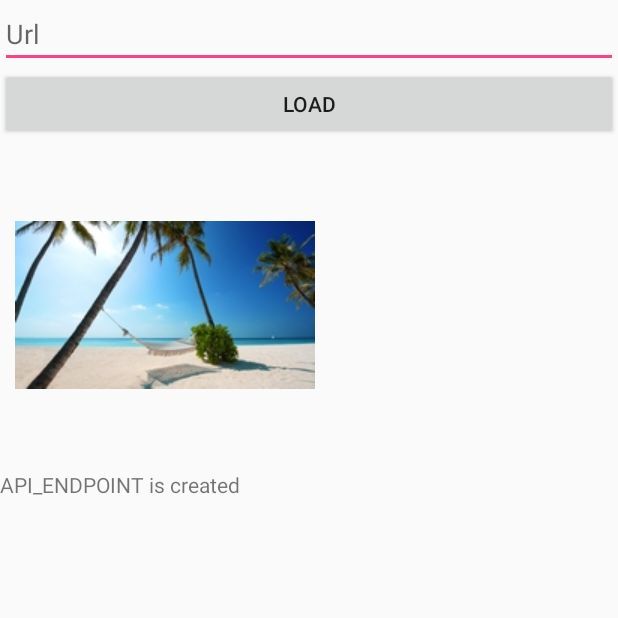
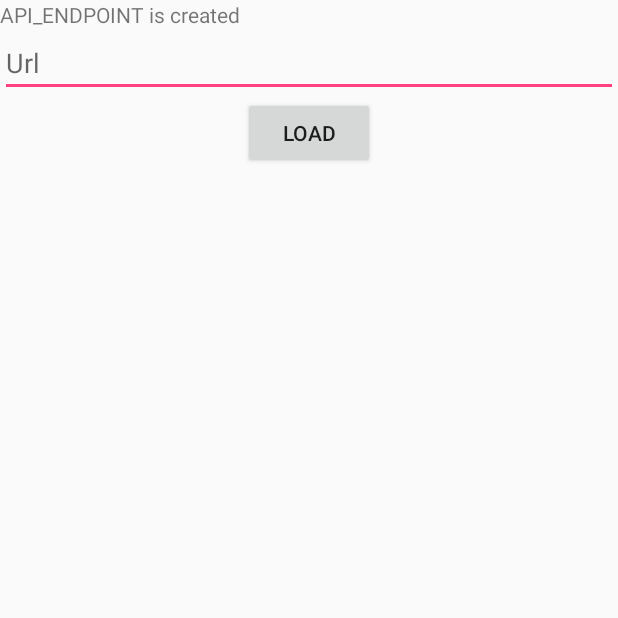
Before and after one commit to KonstantinGridasov/Dz, an Android app: the screen it shows after launch (Dz3Activity), after a tap on "DZ3", on a phone screen of 412 x 824 dp, the top half of it. Run offline under Robolectric (Android 15) with nearby library versions, the phone set to English and light mode, and no system bars; our stand-ins replace Picasso; 2 statements that could not run were skipped.

Commit message:
3107
3 zadanie

```diff
--- a/ProjectDZ/app/src/main/AndroidManifest.xml
+++ b/ProjectDZ/app/src/main/AndroidManifest.xml
@@ -4,7 +4,7 @@
     <uses-permission android:name="android.permission.INTERNET" />
 
     <application
-
+        android:name=".main.ProjectDZ"
         android:allowBackup="true"
         android:icon="@mipmap/ic_launcher"
         android:label="@string/app_name"
--- a/ProjectDZ/app/src/main/java/com/example/ghome/projectdz/main/MainActivity.java
+++ b/ProjectDZ/app/src/main/java/com/example/ghome/projectdz/main/MainActivity.java
@@ -17,6 +17,7 @@ import com.example.ghome.projectdz.dz1.Dz1Activity;
 import com.example.ghome.projectdz.dz2.Dz2Activity;
 import com.example.ghome.projectdz.dz3.Dz3Activity;
 import com.squareup.leakcanary.LeakCanary;
+import com.squareup.leakcanary.RefWatcher;
 
 
 /**
--- /dev/null
+++ b/ProjectDZ/app/src/main/java/com/example/ghome/projectdz/main/ProjectDZ.java
@@ -0,0 +1,23 @@
+package com.example.ghome.projectdz.main;
+
+import android.app.Application;
+
+import com.squareup.leakcanary.LeakCanary;
+
+/**
+ * Created by GHome on 31.07.2017.
+ */
+
+public class ProjectDZ extends Application{
+    @Override public void onCreate() {
+        super.onCreate();
+        if (LeakCanary.isInAnalyzerProcess(this)) {
+            // This process is dedicated to LeakCanary for heap analysis.
+            // You should not init your app in this process.
+            return;
+        }
+        LeakCanary.install(this);
+        // Normal app init code...
+    }
+
+}
--- a/ProjectDZ/app/src/main/res/drawable/super_buttons.xml
+++ b/ProjectDZ/app/src/main/res/drawable/super_buttons.xml
@@ -5,7 +5,6 @@
     <item android:height="200dp" android:width="200dp"
         android:gravity="center">
         <shape android:shape="rectangle">
-
 
             <solid android:color="@color/dz2Red"/>
             <stroke android:color="@color/dz2Green" android:width="10dp"/>
@@ -18,8 +17,6 @@
         <shape android:shape="rectangle">
             <solid android:color="@color/dz2Blue"/>
 
-
-
         </shape>
 
     </item>
--- a/ProjectDZ/app/src/main/res/layout/activity_dz3.xml
+++ b/ProjectDZ/app/src/main/res/layout/activity_dz3.xml
@@ -2,34 +2,41 @@
 <LinearLayout xmlns:android="http://schemas.android.com/apk/res/android"
     android:orientation="vertical" android:layout_width="match_parent"
     android:layout_height="match_parent">
+
+
+
+    <TextView
+        android:id="@+id/Dz3TextGradle"
+        android:layout_width="match_parent"
+        android:layout_height="wrap_content"
+        />
 
     <EditText
         android:id="@+id/Dz3Edit"
         android:layout_width="match_parent"
         android:layout_height="wrap_content"
         android:hint="@string/Dz3EditText"
+        android:autoLink="web"
+        android:inputType="textUri"
         />
+
 
     <Button
         android:id="@+id/dz3Button"
-        android:layout_width="match_parent"
+        android:layout_width="wrap_content"
         android:layout_height="wrap_content"
+        android:layout_gravity="center"
         android:text="@string/buttonDz3Load" />
 
     <ImageView
         android:id="@+id/Dz3imageView"
-        android:layout_width="200dp"
-        android:layout_height="200dp"
-        android:src="@drawable/image"
+        android:layout_width="wrap_content"
+        android:layout_height="wrap_content"
         android:layout_margin="10dp"
         android:contentDescription="@string/Dz3EditText"
+        android:layout_gravity="center"
 />
 
-    <TextView
-        android:id="@+id/Dz3TextGradle"
-        android:layout_width="match_parent"
-        android:layout_height="wrap_content"
-       />
 
 
 </LinearLayout>
--- a/ProjectDZ/app/src/main/res/values/strings.xml
+++ b/ProjectDZ/app/src/main/res/values/strings.xml
@@ -17,4 +17,5 @@
     <string name="buttonDz3Load">Load</string>
     <string name="Dz3EditText">Url</string>
 
+    <string name="classwork3Button">Button</string>
 </resources>
```
Also changed, not shown: ProjectDZ/app/src/main/java/com/example/ghome/projectdz/dz3/Dz3Activity.java (+16 -9 lines), ProjectDZ/app/src/main/res/layout/activity_classwork3.xml (+6 -3 lines).
